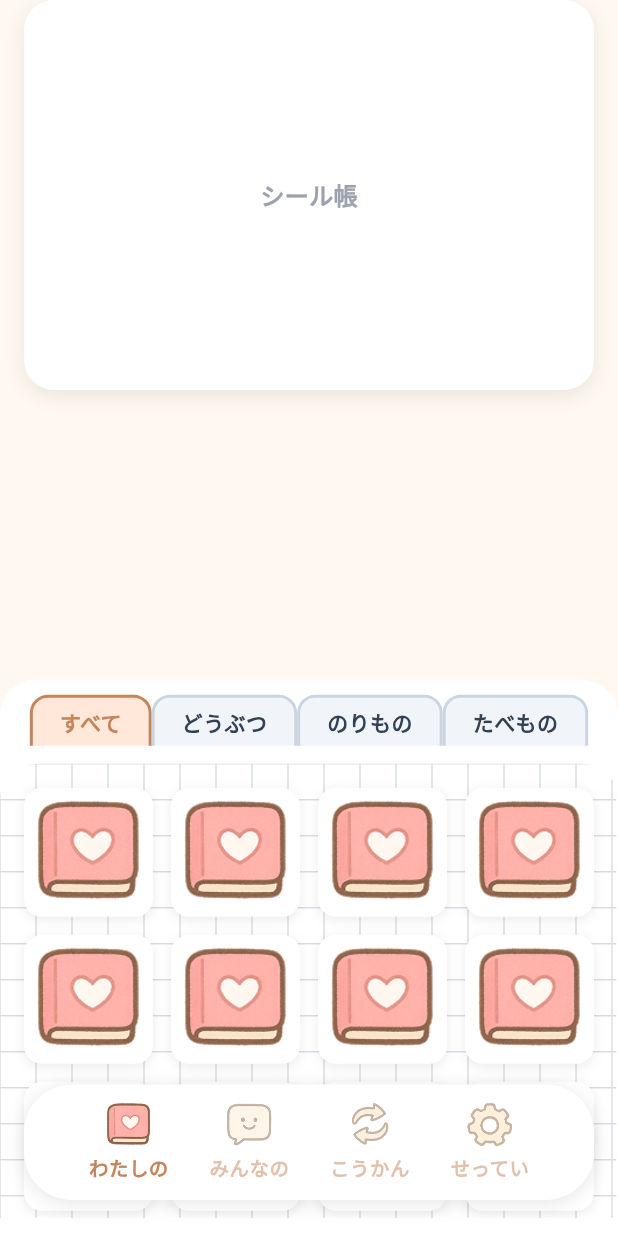
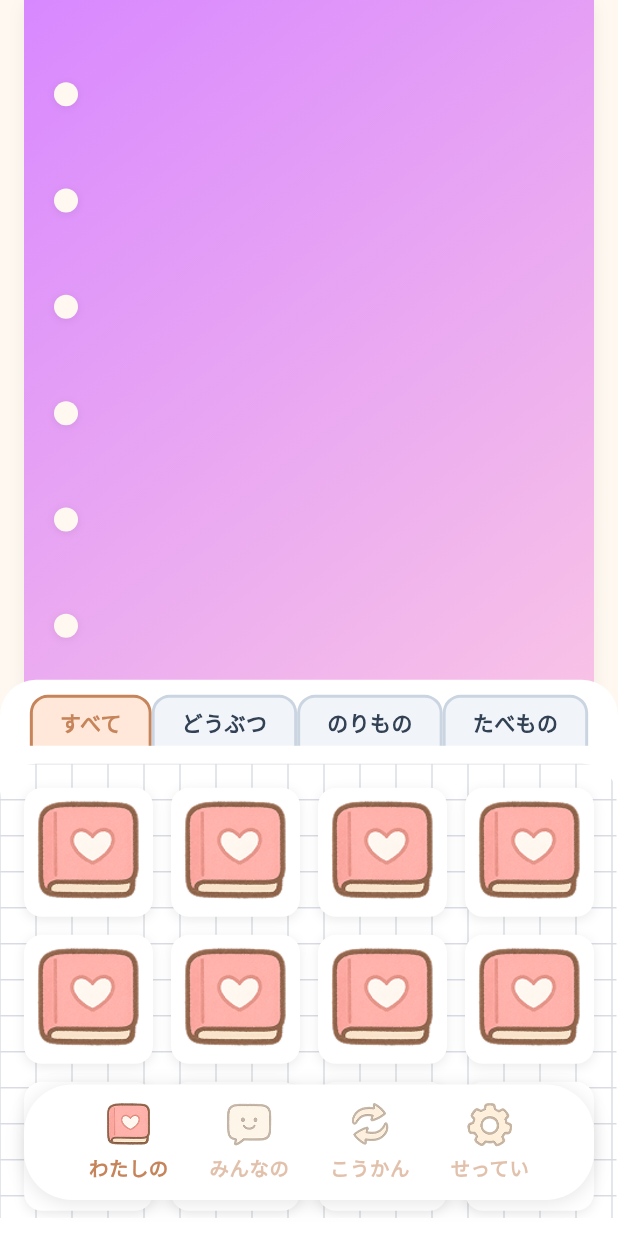
Before and after one commit to p2hacks2025/post-04, a Flutter app: the screen it shows after launch, on a phone screen of 412 x 824 dp. Run offline on Flutter 3.47's test engine with Material 3 defaults, Android fonts, the phone set to English and light mode, and no system bars; our stand-ins replace google_fonts.

Commit message:
feat: add sticker book

```diff
--- a/lib/pages/sticker_book_page.dart
+++ b/lib/pages/sticker_book_page.dart
@@ -12,6 +12,20 @@ class _StickerBookPageState extends State<StickerBookPage> {
   int _selectedCategoryIndex = 0;
 
   final List<String> _stickers = List.filled(12, 'assets/icons/home_icon.png');
+  final PageController _pageController = PageController();
+
+  final List<List<Color>> _boardGradients = const [
+    [Color(0xFFD888FF), Color(0xFFF9C4E6)],
+    [Color(0xFFB2E0FF), Color(0xFFFBD3FF)],
+    [Color(0xFFFFE5B5), Color(0xFFF8C4E1)],
+    [Color(0xFFBFE3D0), Color(0xFFD8C8FF)],
+  ];
+
+  @override
+  void dispose() {
+    _pageController.dispose();
+    super.dispose();
+  }
 
   @override
   Widget build(BuildContext context) {
@@ -19,7 +33,10 @@ class _StickerBookPageState extends State<StickerBookPage> {
       children: [
         Column(
           children: [
-            _StickerBoardPlaceholder(),
+            _StickerBookPager(
+              controller: _pageController,
+              gradients: _boardGradients,
+            ),
             const SizedBox(height: 12),
             const Spacer(),
           ],
@@ -37,33 +54,95 @@ class _StickerBookPageState extends State<StickerBookPage> {
   }
 }
 
-class _StickerBoardPlaceholder extends StatelessWidget {
+class _StickerBookPager extends StatelessWidget {
+  const _StickerBookPager({required this.controller, required this.gradients});
+
+  final PageController controller;
+  final List<List<Color>> gradients;
+
+  @override
+  Widget build(BuildContext context) {
+    const backgroundColor = Color(0xFFFFF8F0);
+    return SizedBox(
+      height: 480,
+      child: PageView.builder(
+        controller: controller,
+        itemCount: gradients.length,
+        physics: const BouncingScrollPhysics(),
+        itemBuilder: (context, index) {
+          return _StickerBoardPage(
+            gradient: gradients[index % gradients.length],
+            backgroundColor: backgroundColor,
+          );
+        },
+      ),
+    );
+  }
+}
+
+class _StickerBoardPage extends StatelessWidget {
+  const _StickerBoardPage({
+    required this.gradient,
+    required this.backgroundColor,
+  });
+
+  final List<Color> gradient;
+  final Color backgroundColor;
+
   @override
   Widget build(BuildContext context) {
     return Container(
-      width: double.infinity,
-      height: 260,
       margin: const EdgeInsets.symmetric(horizontal: 16),
       decoration: BoxDecoration(
-        color: Colors.white,
-        borderRadius: BorderRadius.circular(20),
+        gradient: LinearGradient(
+          begin: Alignment.topLeft,
+          end: Alignment.bottomRight,
+          colors: gradient,
+        ),
         boxShadow: [
           BoxShadow(
-            color: Colors.black.withOpacity(0.08),
-            blurRadius: 10,
+            color: Colors.black.withOpacity(0.06),
+            blurRadius: 8,
             offset: const Offset(0, 4),
           ),
         ],
       ),
-      child: const Center(
-        child: Text(
-          'シール帳',
-          style: TextStyle(
-            fontWeight: FontWeight.w700,
-            fontSize: 16,
-            color: Color(0xFF9CA3AF),
+      child: Stack(
+        children: [
+          Positioned.fill(
+            child: Row(
+              children: [
+                Padding(
+                  padding: const EdgeInsets.only(left: 12),
+                  child: SizedBox(
+                    width: 32,
+                    child: Column(
+                      mainAxisAlignment: MainAxisAlignment.spaceEvenly,
+                      children: List.generate(
+                        6,
+                        (_) => Container(
+                          width: 16,
+                          height: 16,
+                          decoration: BoxDecoration(
+                            color: backgroundColor,
+                            shape: BoxShape.circle,
+                            boxShadow: [
+                              BoxShadow(
+                                color: Colors.black.withOpacity(0.08),
+                                blurRadius: 4,
+                                offset: const Offset(0, 1),
+                              ),
+                            ],
+                          ),
+                        ),
+                      ),
+                    ),
+                  ),
+                ),
+              ],
+            ),
           ),
-        ),
+        ],
       ),
     );
   }
```
